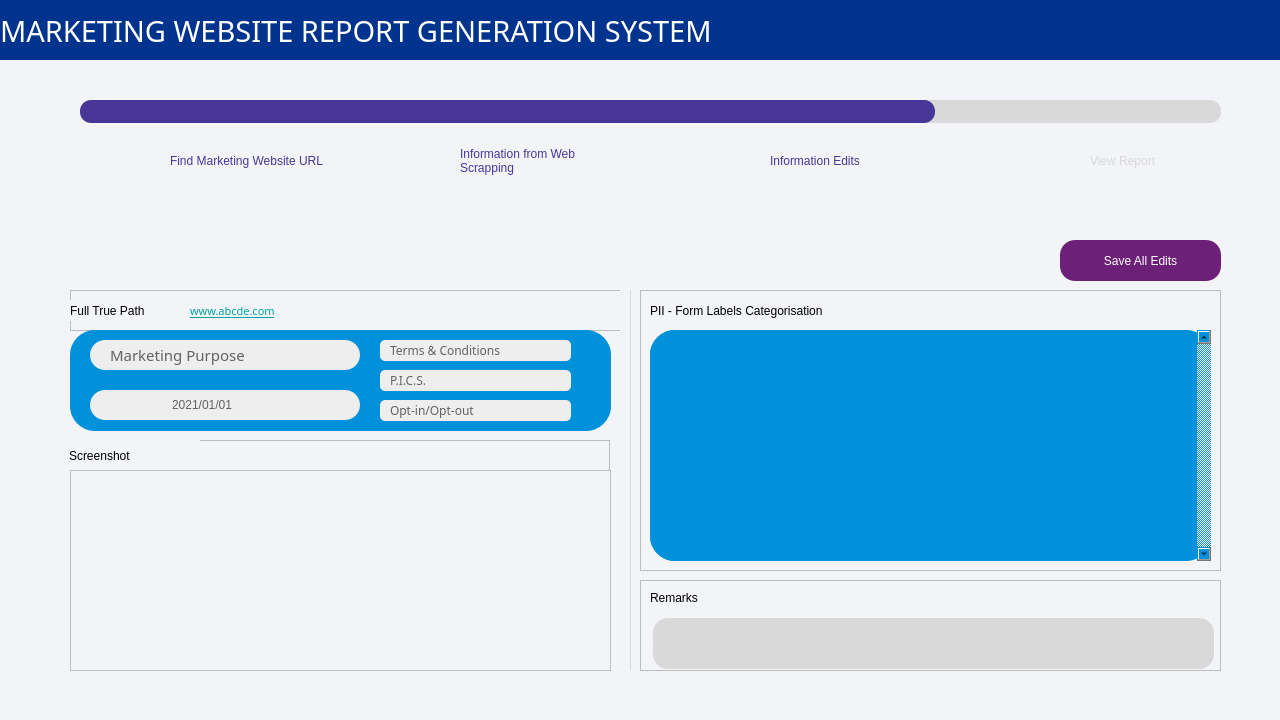
Qt form MainPageUI.ui (hayleywhsham/ISOM4400_FYP) before a commit.
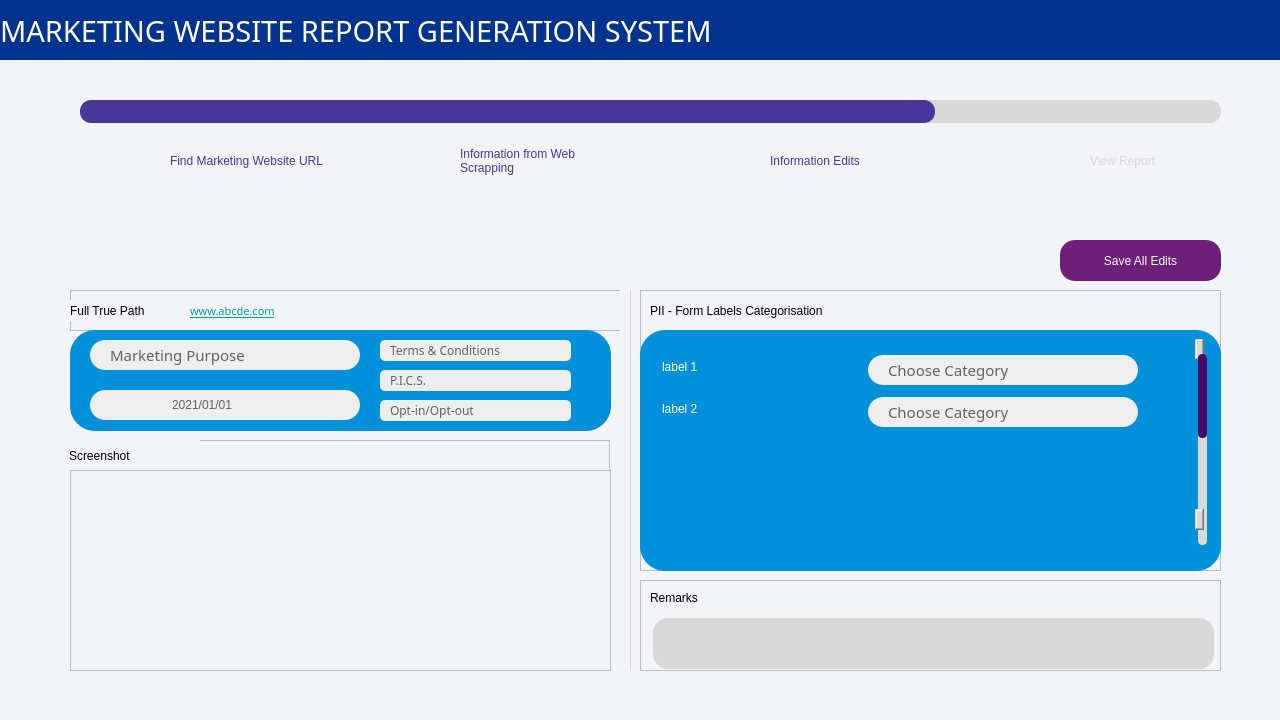
The same form after that commit. Icons and pictures are not drawn.

What changed in the file:
```diff
--- a/MainPageUI.ui
+++ b/MainPageUI.ui
@@ -1845,38 +1845,385 @@
          <string>PII - Form Labels Categorisation</string>
         </property>
        </widget>
-       <widget class="QScrollArea" name="scrollArea_info_edit_page_labels_category">
+       <widget class="QFrame" name="frame_info_edit_page_categorisation_box">
         <property name="geometry">
          <rect>
-          <x>10</x>
+          <x>0</x>
           <y>40</y>
-          <width>561</width>
-          <height>231</height>
+          <width>581</width>
+          <height>241</height>
          </rect>
         </property>
         <property name="styleSheet">
-         <string notr="true">background-color: rgb(0, 145, 218);
-border-radius: 25px;
-font: 87 10pt &quot;Arial Black&quot;;</string>
+         <string notr="true">*{font: 87 10pt &quot;Arial Black&quot;;}
+
+QFrame
+{
+	background-color: rgb(0, 145, 218);
+	border-radius: 25px;
+}</string>
         </property>
-        <property name="verticalScrollBarPolicy">
-         <enum>Qt::ScrollBarAlwaysOn</enum>
+        <property name="frameShape">
+         <enum>QFrame::StyledPanel</enum>
         </property>
-        <property name="horizontalScrollBarPolicy">
-         <enum>Qt::ScrollBarAlwaysOff</enum>
+        <property name="frameShadow">
+         <enum>QFrame::Raised</enum>
         </property>
-        <property name="widgetResizable">
-         <bool>true</bool>
-        </property>
-        <widget class="QWidget" name="scrollAreaWidgetContents">
+        <widget class="QScrollArea" name="scrollArea_info_edit_page_categorisation_content">
          <property name="geometry">
           <rect>
-           <x>0</x>
-           <y>0</y>
-           <width>542</width>
-           <height>231</height>
+           <x>10</x>
+           <y>9</y>
+           <width>560</width>
+           <height>221</height>
           </rect>
          </property>
+         <property name="sizePolicy">
+          <sizepolicy hsizetype="Fixed" vsizetype="Fixed">
+           <horstretch>0</horstretch>
+           <verstretch>0</verstretch>
+          </sizepolicy>
+         </property>
+         <property name="styleSheet">
+          <string notr="true">*{background-color: rgb(0, 145, 218);}
+
+QScrollBar:vertical
+{
+	background-color: rgb(217, 217, 217); /*Grey*/
+	width: 15px;
+	margin: 15px 3px 15px 3px;
+	border-radius: 4px;
+    }
+
+QScrollBar::handle:vertical
+{
+	background-color: rgb(71, 10, 104); /*KPMG Purple*/
+	min-height: 5px;
+	border-radius: 4px;
+}
+
+QScrollBar::sub-line:vertical
+{
+	margin: 3px 0px 3px 0px;
+	border-image: url(:/qss_icons/rc/up_arrow_disabled.png);
+	height: 10px;
+	width: 10px;
+	subcontrol-position: top;
+	subcontrol-origin: margin;
+}
+
+QScrollBar::add-line:vertical
+{
+	margin: 3px 0px 3px 0px;
+	border-image: url(:/qss_icons/rc/down_arrow_disabled.png);
+	height: 10px;
+	width: 10px;
+	subcontrol-position: bottom;
+	subcontrol-origin: margin;
+}
+
+QScrollBar::sub-line:vertical:hover,QScrollBar::sub-line:vertical:on
+{
+	border-image: url(:/qss_icons/rc/up_arrow.png);
+	height: 10px;
+	width: 10px;
+	subcontrol-position: top;
+	subcontrol-origin: margin;
+}
+
+QScrollBar::add-line:vertical:hover, QScrollBar::add-line:vertical:on
+{
+	border-image: url(:/qss_icons/rc/down_arrow.png);
+	height: 10px;
+	width: 10px;
+	subcontrol-position: bottom;
+	subcontrol-origin: margin;
+}
+
+QScrollBar::up-arrow:vertical, QScrollBar::down-arrow:vertical
+{
+	background: none;
+}
+
+QScrollBar::add-page:vertical, QScrollBar::sub-page:vertical
+{
+	background: none;
+}</string>
+         </property>
+         <property name="verticalScrollBarPolicy">
+          <enum>Qt::ScrollBarAlwaysOn</enum>
+         </property>
+         <property name="sizeAdjustPolicy">
+          <enum>QAbstractScrollArea::AdjustToContents</enum>
+         </property>
+         <property name="widgetResizable">
+          <bool>true</bool>
+         </property>
+         <widget class="QWidget" name="scrollAreaWidgetContents">
+          <property name="geometry">
+           <rect>
+            <x>0</x>
+            <y>0</y>
+            <width>545</width>
+            <height>500</height>
+           </rect>
+          </property>
+          <property name="minimumSize">
+           <size>
+            <width>540</width>
+            <height>500</height>
+           </size>
+          </property>
+          <property name="styleSheet">
+           <string notr="true">QWidget{background-color: rgb(0, 145, 218);}</string>
+          </property>
+          <widget class="QWidget" name="formLayoutWidget">
+           <property name="geometry">
+            <rect>
+             <x>6</x>
+             <y>10</y>
+             <width>541</width>
+             <height>281</height>
+            </rect>
+           </property>
+           <layout class="QFormLayout" name="formLayout">
+            <property name="sizeConstraint">
+             <enum>QLayout::SetMinimumSize</enum>
+            </property>
+            <property name="fieldGrowthPolicy">
+             <enum>QFormLayout::AllNonFixedFieldsGrow</enum>
+            </property>
+            <property name="rowWrapPolicy">
+             <enum>QFormLayout::DontWrapRows</enum>
+            </property>
+            <property name="verticalSpacing">
+             <number>12</number>
+            </property>
+            <property name="leftMargin">
+             <number>6</number>
+            </property>
+            <property name="topMargin">
+             <number>6</number>
+            </property>
+            <property name="rightMargin">
+             <number>6</number>
+            </property>
+            <property name="bottomMargin">
+             <number>6</number>
+            </property>
+            <item row="0" column="0">
+             <widget class="QLabel" name="lbl_info_edit_page_label">
+              <property name="minimumSize">
+               <size>
+                <width>200</width>
+                <height>0</height>
+               </size>
+              </property>
+              <property name="styleSheet">
+               <string notr="true">color: rgb(255, 255, 255);</string>
+              </property>
+              <property name="text">
+               <string>label 1</string>
+              </property>
+             </widget>
+            </item>
+            <item row="0" column="1">
+             <widget class="QComboBox" name="input_info_edit_page_category">
+              <property name="minimumSize">
+               <size>
+                <width>270</width>
+                <height>30</height>
+               </size>
+              </property>
+              <property name="maximumSize">
+               <size>
+                <width>270</width>
+                <height>30</height>
+               </size>
+              </property>
+              <property name="font">
+               <font>
+                <family>Arial Black</family>
+                <pointsize>-1</pointsize>
+                <weight>10</weight>
+                <italic>false</italic>
+                <bold>false</bold>
+               </font>
+              </property>
+              <property name="contextMenuPolicy">
+               <enum>Qt::DefaultContextMenu</enum>
+              </property>
+              <property name="styleSheet">
+               <string notr="true">QComboBox
+{
+	background-color: rgb(238, 238, 238);
+	color: rgb(98, 98, 98);
+	border-radius: 15px;
+	font-size: 15px;
+	padding-left: 20px;
+}
+
+QComboBox::down-arrow
+{
+	border-image: url(:/image/arrow_down_grey.png);
+	height: 15px;
+	width: 15px;
+}
+
+QComboBox::drop-down
+{
+	subcontrol-origin: padding;
+	subcontrol-position: top right;
+	width: 45px; 
+	border-top-right-radius: 3px;
+	border-bottom-right-radius: 3px;
+}
+
+QComboBox QAbstractItemView
+{
+    color: rgb(98, 98, 98); /*dark grey*/
+	background-color: white;
+    	selection-background-color: rgb(71, 10, 104); /*KPMG Purple*/
+	selection-color: white;
+	border-radius: 0px;
+}
+
+</string>
+              </property>
+              <property name="editable">
+               <bool>false</bool>
+              </property>
+              <property name="insertPolicy">
+               <enum>QComboBox::InsertAtBottom</enum>
+              </property>
+              <property name="sizeAdjustPolicy">
+               <enum>QComboBox::AdjustToMinimumContentsLength</enum>
+              </property>
+              <item>
+               <property name="text">
+                <string>Choose Category</string>
+               </property>
+              </item>
+              <item>
+               <property name="text">
+                <string>Name</string>
+               </property>
+              </item>
+              <item>
+               <property name="text">
+                <string>Address</string>
+               </property>
+              </item>
+             </widget>
+            </item>
+            <item row="1" column="0">
+             <widget class="QLabel" name="lbl_info_edit_page_label_2">
+              <property name="minimumSize">
+               <size>
+                <width>200</width>
+                <height>0</height>
+               </size>
+              </property>
+              <property name="styleSheet">
+               <string notr="true">color: rgb(255, 255, 255);</string>
+              </property>
+              <property name="text">
+               <string>label 2</string>
+              </property>
+             </widget>
+            </item>
+            <item row="1" column="1">
+             <widget class="QComboBox" name="input_info_edit_page_category_2">
+              <property name="minimumSize">
+               <size>
+                <width>270</width>
+                <height>30</height>
+               </size>
+              </property>
+              <property name="maximumSize">
+               <size>
+                <width>270</width>
+                <height>30</height>
+               </size>
+              </property>
+              <property name="font">
+               <font>
+                <family>Arial Black</family>
+                <pointsize>-1</pointsize>
+                <weight>10</weight>
+                <italic>false</italic>
+                <bold>false</bold>
+               </font>
+              </property>
+              <property name="contextMenuPolicy">
+               <enum>Qt::DefaultContextMenu</enum>
+              </property>
+              <property name="styleSheet">
+               <string notr="true">QComboBox
+{
+	background-color: rgb(238, 238, 238);
+	color: rgb(98, 98, 98);
+	border-radius: 15px;
+	font-size: 15px;
+	padding-left: 20px;
+}
+
+QComboBox::down-arrow
+{
+	border-image: url(:/image/arrow_down_grey.png);
+	height: 15px;
+	width: 15px;
+}
+
+QComboBox::drop-down
+{
+	subcontrol-origin: padding;
+	subcontrol-position: top right;
+	width: 45px; 
+	border-top-right-radius: 3px;
+	border-bottom-right-radius: 3px;
+}
+
+QComboBox QAbstractItemView
+{
+    color: rgb(98, 98, 98); /*dark grey*/
+	background-color: white;
+    	selection-background-color: rgb(71, 10, 104); /*KPMG Purple*/
+	selection-color: white;
+	border-radius: 0px;
+}
+
+</string>
+              </property>
+              <property name="editable">
+               <bool>false</bool>
+              </property>
+              <property name="insertPolicy">
+               <enum>QComboBox::InsertAtBottom</enum>
+              </property>
+              <property name="sizeAdjustPolicy">
+               <enum>QComboBox::AdjustToMinimumContentsLength</enum>
+              </property>
+              <item>
+               <property name="text">
+                <string>Choose Category</string>
+               </property>
+              </item>
+              <item>
+               <property name="text">
+                <string>Name</string>
+               </property>
+              </item>
+              <item>
+               <property name="text">
+                <string>Address</string>
+               </property>
+              </item>
+             </widget>
+            </item>
+           </layout>
+          </widget>
+         </widget>
         </widget>
        </widget>
       </widget>
```
